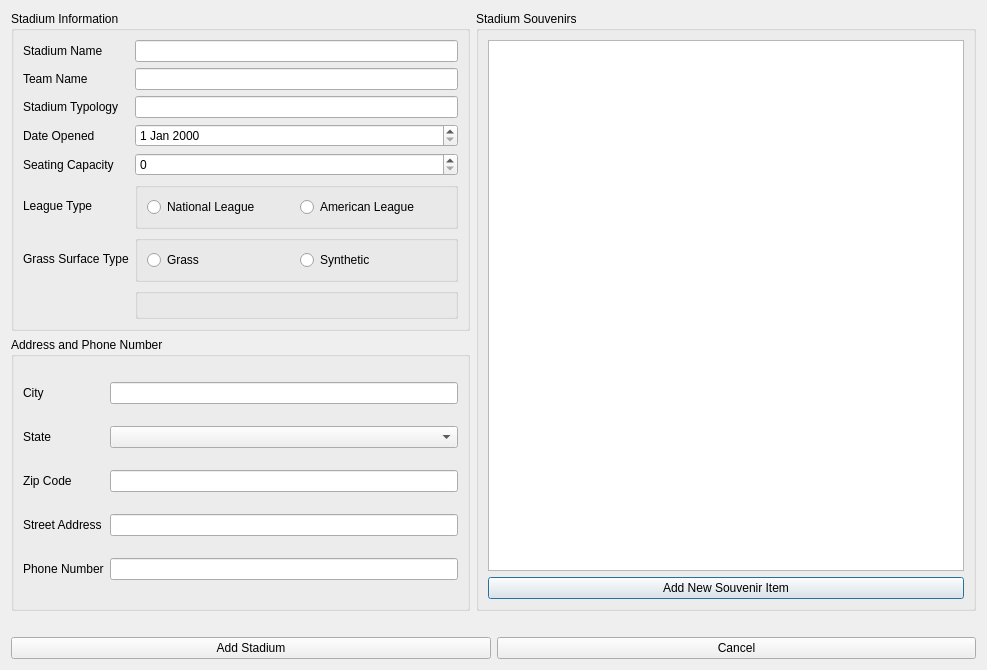
Qt form ui/addstadium.ui (AcmeDVoid/Lets-Play-Football) before a commit.
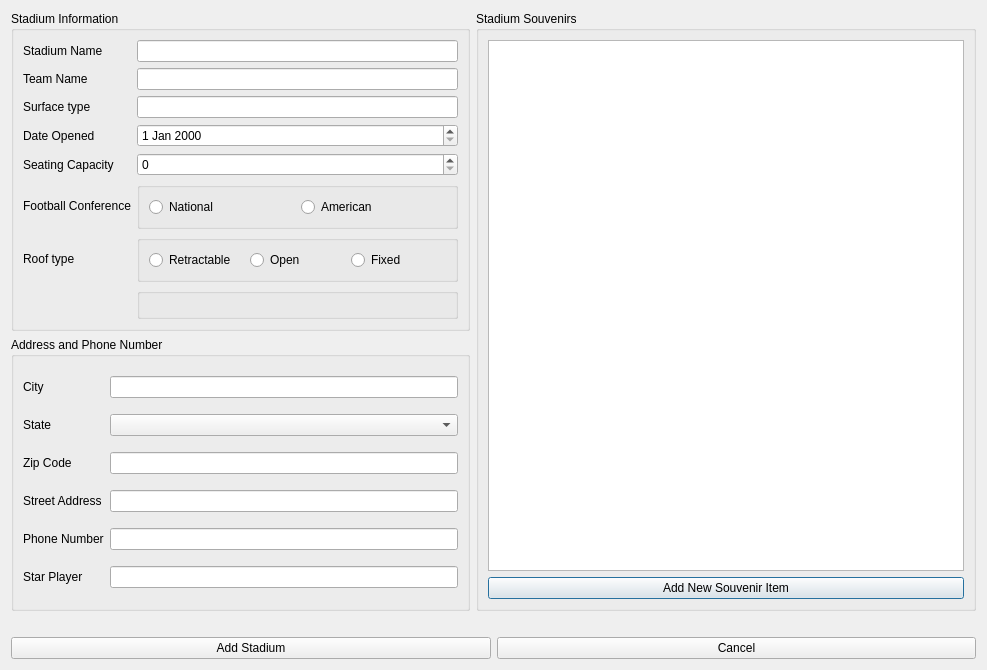
The same form after that commit. Icons and pictures are not drawn.

Diff of the .ui file:
```diff
--- a/ui/addstadium.ui
+++ b/ui/addstadium.ui
@@ -31,14 +31,14 @@
           <item row="6" column="0">
            <widget class="QLabel" name="label_8">
             <property name="text">
-             <string>League Type</string>
+             <string>Football Conference</string>
             </property>
            </widget>
           </item>
           <item row="2" column="0">
            <widget class="QLabel" name="labelTypology">
             <property name="text">
-             <string>Stadium Typology</string>
+             <string>Surface type</string>
             </property>
            </widget>
           </item>
@@ -62,7 +62,7 @@
           <item row="9" column="0">
            <widget class="QLabel" name="label_11">
             <property name="text">
-             <string>Grass Surface Type</string>
+             <string>Roof type</string>
             </property>
            </widget>
           </item>
@@ -98,17 +98,24 @@
              <string/>
             </property>
             <layout class="QHBoxLayout" name="horizontalLayout_2">
+             <item>
+              <widget class="QRadioButton" name="radioTrackableButton">
+               <property name="text">
+                <string>Retractable</string>
+               </property>
+              </widget>
+             </item>
              <item>
               <widget class="QRadioButton" name="grassRadioButton">
                <property name="text">
-                <string>Grass</string>
+                <string>Open</string>
                </property>
               </widget>
              </item>
              <item>
               <widget class="QRadioButton" name="astroTurfRadioButton">
                <property name="text">
-                <string>Synthetic</string>
+                <string>Fixed</string>
                </property>
               </widget>
              </item>
@@ -124,14 +131,14 @@
              <item>
               <widget class="QRadioButton" name="nationalLeagueRadioButton">
                <property name="text">
-                <string>National League</string>
+                <string>National</string>
                </property>
               </widget>
              </item>
              <item>
               <widget class="QRadioButton" name="americanLeagueRadioButton">
                <property name="text">
-                <string>American League</string>
+                <string>American</string>
                </property>
               </widget>
              </item>
@@ -204,6 +211,16 @@
             </property>
            </widget>
           </item>
+          <item row="5" column="1">
+           <widget class="QLineEdit" name="starPlayer"/>
+          </item>
+          <item row="5" column="0">
+           <widget class="QLabel" name="labelStarPlayer">
+            <property name="text">
+             <string>Star Player</string>
+            </property>
+           </widget>
+          </item>
          </layout>
         </widget>
        </item>
```
Left out of the diff: 26 changed lines with no effect on the pictures.
